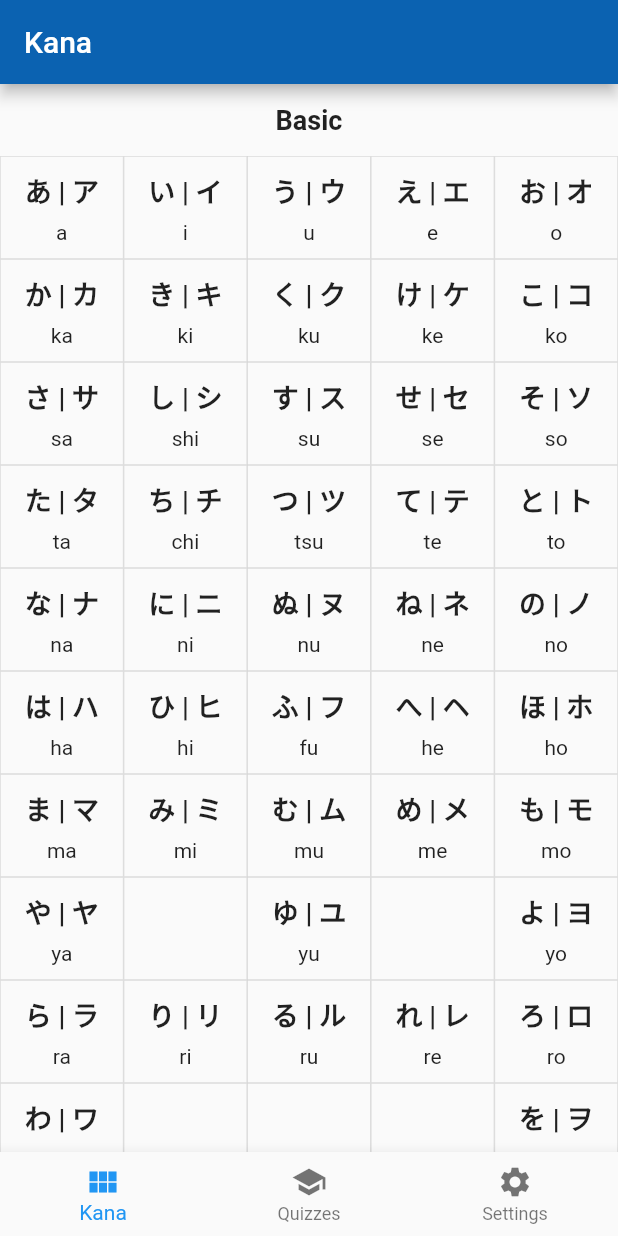
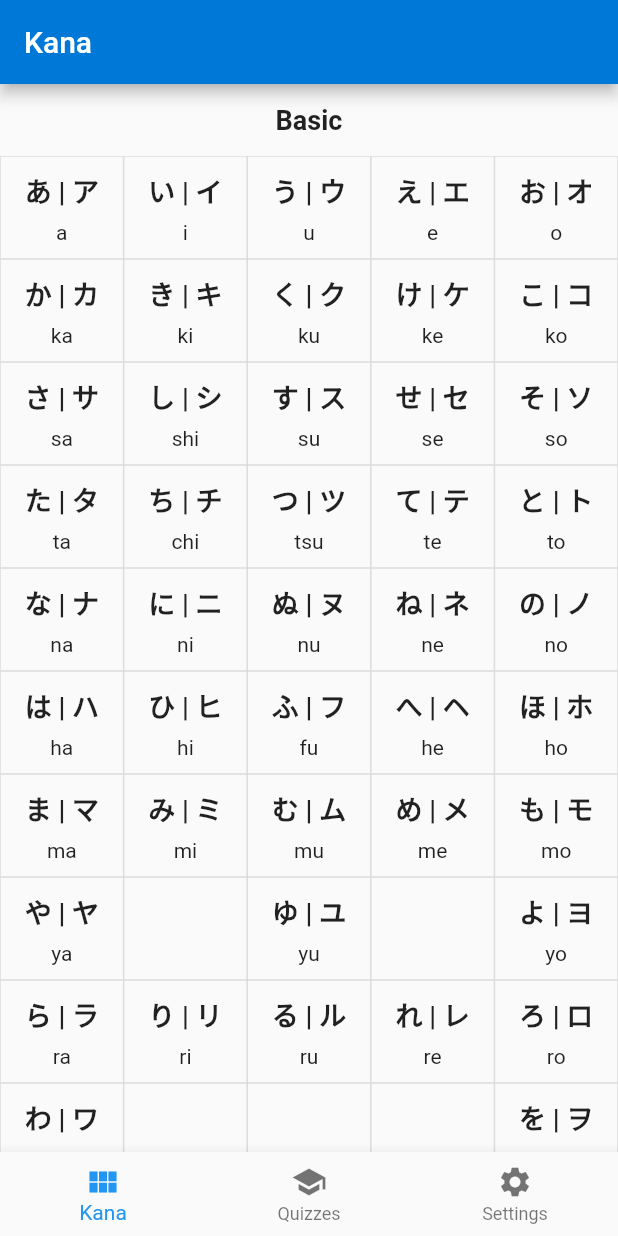
Before and after one commit to terrytangabc/kana_quizzes, a Flutter app: the screen it shows after launch, on a phone screen of 412 x 824 dp. Run offline on Flutter 3.47's test engine with Material 2 defaults, Android fonts, the phone set to English and light mode, and no system bars; our stand-ins replace audioplayers; missing offline and left inert: transformer_page_view.

```diff
--- a/lib/main.dart
+++ b/lib/main.dart
@@ -17,7 +17,7 @@ class KanaQuizzesState extends State<KanaQuizzes> {
   Widget build(BuildContext context) {
     return new MaterialApp(
       theme: new ThemeData(
-          primaryColor: const Color(0xFF0B62B1)
+          primaryColor: const Color(0xFF0078d7)
       ),
       home: new Scaffold(
           appBar: new AppBar(
```
Also changed, not shown: lib/pages/Cards.dart (+14 -5 lines).
